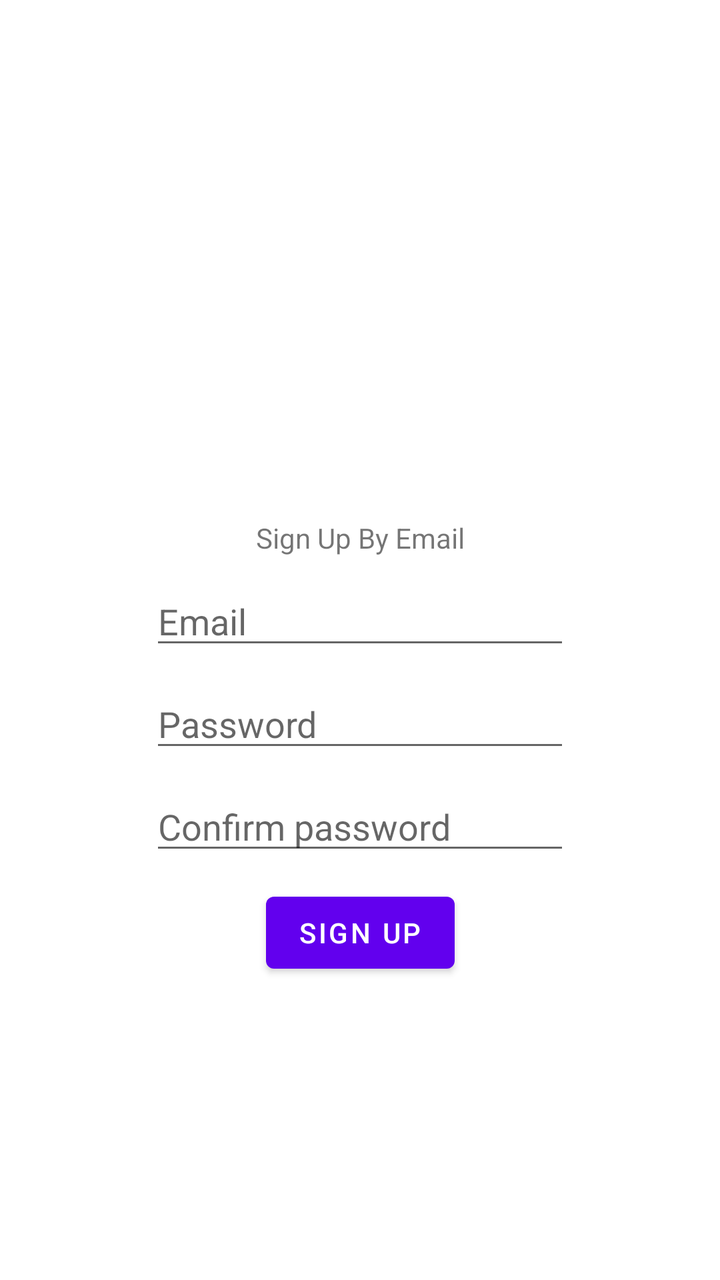
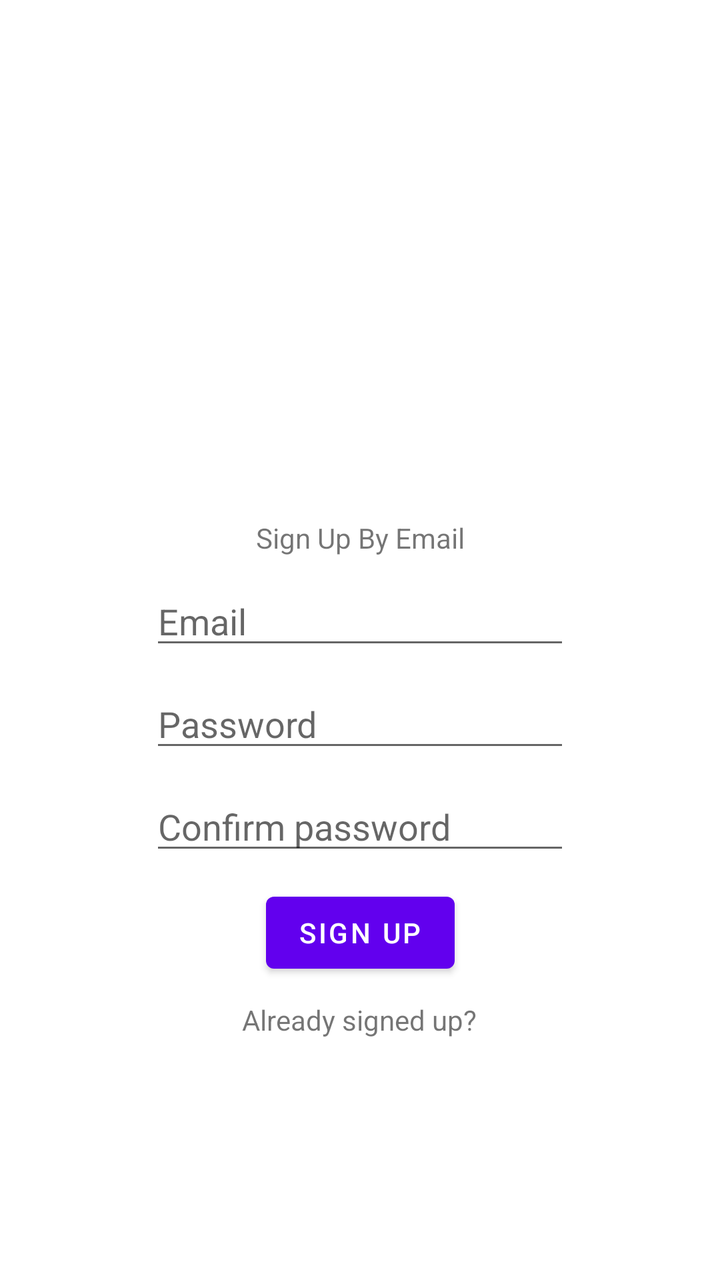

An Android layout rendered at two revisions. The XML below is the earlier revision; the diff shows what the commit changed to produce the second picture.
<!-- AndroidManifest.xml: application theme Theme.Xrenovation -->
<!-- res/layout/fragment_account.xml -->
<?xml version="1.0" encoding="utf-8"?>
<androidx.constraintlayout.widget.ConstraintLayout xmlns:android="http://schemas.android.com/apk/res/android"
    xmlns:app="http://schemas.android.com/apk/res-auto"
    xmlns:tools="http://schemas.android.com/tools"
    android:id="@+id/accountFragmentLayout"
    android:layout_width="match_parent"
    android:layout_height="match_parent"
    tools:context=".presentation.AccountFragment">

    <TextView
        android:id="@+id/textView2"
        android:layout_width="wrap_content"
        android:layout_height="wrap_content"
        android:layout_marginBottom="10dp"
        android:text="@string/signupbyemail_text"
        app:layout_constraintBottom_toTopOf="@+id/editTextEmailSignUp"
        app:layout_constraintEnd_toEndOf="parent"
        app:layout_constraintHorizontal_bias="0.5"
        app:layout_constraintStart_toStartOf="parent"
        app:layout_constraintTop_toTopOf="parent"
        app:layout_constraintVertical_chainStyle="packed" />

    <EditText
        android:id="@+id/editTextEmailSignUp"
        android:layout_width="wrap_content"
        android:layout_height="wrap_content"
        android:layout_marginBottom="10dp"
        android:ems="10"
        android:hint="@string/email"
        android:inputType="textEmailAddress"
        app:layout_constraintBottom_toTopOf="@+id/editTextPasswordSignUp"
        app:layout_constraintEnd_toEndOf="parent"
        app:layout_constraintHorizontal_bias="0.5"
        app:layout_constraintStart_toStartOf="parent"
        app:layout_constraintTop_toBottomOf="@+id/textView2" />

    <EditText
        android:id="@+id/editTextPasswordSignUp"
        android:layout_width="wrap_content"
        android:layout_height="wrap_content"
        android:ems="10"
        android:hint="@string/password"
        android:inputType="textPassword"
        app:layout_constraintBottom_toBottomOf="parent"
        app:layout_constraintEnd_toEndOf="parent"
        app:layout_constraintHorizontal_bias="0.5"
        app:layout_constraintStart_toStartOf="parent"
        app:layout_constraintTop_toBottomOf="@+id/editTextEmailSignUp" />

    <EditText
        android:id="@+id/editTextPasswordConfirmSignUp"
        android:layout_width="wrap_content"
        android:layout_height="wrap_content"
        android:layout_marginTop="10dp"
        android:ems="10"
        android:hint="@string/confirm_password"
        android:inputType="textPassword"
        app:layout_constraintEnd_toEndOf="parent"
        app:layout_constraintStart_toStartOf="parent"
        app:layout_constraintTop_toBottomOf="@id/editTextPasswordSignUp" />

    <Button
        android:id="@+id/buttonSignUpByEmail"
        android:layout_width="wrap_content"
        android:layout_height="wrap_content"
        android:layout_marginTop="10dp"
        android:text="@string/button_sign_up"
        app:layout_constraintEnd_toEndOf="parent"
        app:layout_constraintStart_toStartOf="parent"
        app:layout_constraintTop_toBottomOf="@id/editTextPasswordConfirmSignUp" />

    <ProgressBar
        android:id="@+id/sign_up_progressbar"
        style="?android:attr/progressBarStyle"
        android:layout_width="wrap_content"
        android:layout_height="wrap_content"
        android:layout_marginTop="10dp"
        android:visibility="gone"
        app:layout_constraintEnd_toEndOf="parent"
        app:layout_constraintStart_toStartOf="parent"
        app:layout_constraintTop_toBottomOf="@+id/buttonSignUpByEmail" />
</androidx.constraintlayout.widget.ConstraintLayout>
<!-- resources referenced by this layout -->
<resources>
  <string name="button_sign_up">Sign Up</string>
  <string name="confirm_password">Confirm password</string>
  <string name="email">Email</string>
  <string name="password">Password</string>
  <string name="signupbyemail_text">Sign Up By Email</string>
  <style name="Theme.Xrenovation" parent="Theme.MaterialComponents.DayNight.NoActionBar">
          
          <item name="colorPrimary">@color/purple_500</item>
          <item name="colorPrimaryVariant">@color/purple_700</item>
          <item name="colorOnPrimary">@color/white</item>
          
          <item name="colorSecondary">@color/teal_200</item>
          <item name="colorSecondaryVariant">@color/teal_700</item>
          <item name="colorOnSecondary">@color/black</item>
          
          <item name="android:statusBarColor">?attr/colorPrimaryVariant</item>
          
      </style>
  <color name="purple_500">#FF6200EE</color>
  <color name="purple_700">#FF3700B3</color>
  <color name="white">#FFFFFFFF</color>
  <color name="teal_200">#FF03DAC5</color>
  <color name="teal_700">#FF018786</color>
  <color name="black">#FF000000</color>
</resources>

<!-- the commit's change to res/layout/fragment_account.xml (unified diff, before → after) -->
@@ -79,4 +79,16 @@
         app:layout_constraintEnd_toEndOf="parent"
         app:layout_constraintStart_toStartOf="parent"
         app:layout_constraintTop_toBottomOf="@+id/buttonSignUpByEmail" />
+
+    <TextView
+        android:id="@+id/textView_already_signed_up"
+        android:layout_width="wrap_content"
+        android:layout_height="wrap_content"
+        android:layout_marginTop="10dp"
+        android:text="@string/already_signed_up"
+        android:clickable="true"
+        app:layout_constraintEnd_toEndOf="parent"
+        app:layout_constraintHorizontal_bias="0.498"
+        app:layout_constraintStart_toStartOf="parent"
+        app:layout_constraintTop_toBottomOf="@+id/buttonSignUpByEmail" />
 </androidx.constraintlayout.widget.ConstraintLayout>
<!-- resource entries referenced after the edit -->
@@ -1,5 +1,6 @@
 <!-- resources referenced by this layout -->
 <resources>
+  <string name="already_signed_up">Already signed up?</string>
   <string name="button_sign_up">Sign Up</string>
   <string name="confirm_password">Confirm password</string>
   <string name="email">Email</string>
